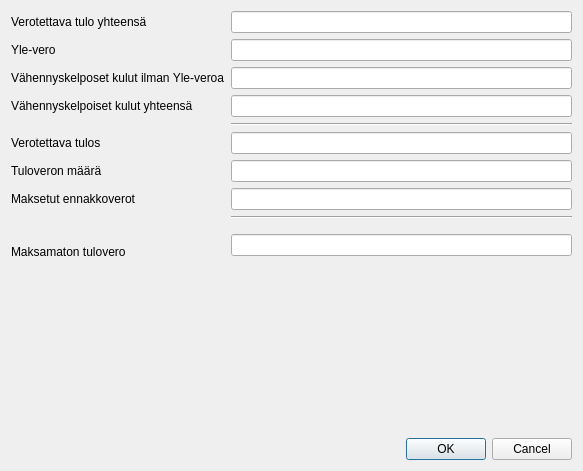
First picture: the form in kitupiikki/arkisto/tuloverodialog.ui, repository artoh/kitupiikki, before the edit.
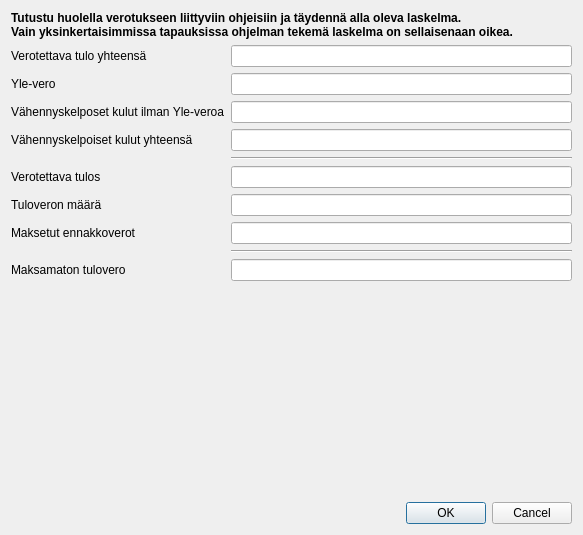
Second picture: the form after the edit. Custom widgets are drawn as their Qt base class.

The edit to the form file:
```diff
--- a/kitupiikki/arkisto/tuloverodialog.ui
+++ b/kitupiikki/arkisto/tuloverodialog.ui
@@ -7,14 +7,33 @@
     <x>0</x>
     <y>0</y>
     <width>583</width>
-    <height>471</height>
+    <height>535</height>
    </rect>
   </property>
   <property name="windowTitle">
    <string>Tuloveron kirjaaminen</string>
   </property>
+  <layout class="QVBoxLayout" name="verticalLayout">
+   <item>
+    <widget class="QLabel" name="label_6">
+     <property name="font">
+      <font>
+       <weight>75</weight>
+       <bold>true</bold>
+      </font>
+     </property>
+     <property name="text">
+      <string>Tutustu huolella verotukseen liittyviin ohjeisiin ja täydennä alla oleva laskelma.
+Vain yksinkertaisimmissa tapauksissa ohjelman tekemä laskelma on sellaisenaan oikea.</string>
+     </property>
+     <property name="wordWrap">
+      <bool>true</bool>
+     </property>
+    </widget>
+   </item>
+   <item>
   <layout class="QGridLayout" name="gridLayout">
-   <item row="0" column="0" colspan="2">
+     <item row="0" column="0">
     <widget class="QLabel" name="label">
      <property name="text">
       <string>Verotettava tulo yhteensä</string>
@@ -24,17 +43,64 @@
      </property>
     </widget>
    </item>
-   <item row="1" column="2">
+     <item row="0" column="1">
+      <widget class="KpEuroEdit" name="tuloEdit"/>
+     </item>
+     <item row="1" column="0">
+      <widget class="QLabel" name="label_8">
+       <property name="text">
+        <string>Yle-vero</string>
+       </property>
+       <property name="buddy">
+        <cstring>yleveroEdit</cstring>
+       </property>
+      </widget>
+     </item>
+     <item row="1" column="1">
     <widget class="KpEuroEdit" name="yleveroEdit">
      <property name="readOnly">
       <bool>false</bool>
      </property>
     </widget>
    </item>
-   <item row="5" column="2">
-    <widget class="KpEuroEdit" name="tulosEdit"/>
-   </item>
-   <item row="5" column="0" colspan="2">
+     <item row="2" column="0">
+      <widget class="QLabel" name="label_2">
+       <property name="text">
+        <string>Vähennyskelposet kulut ilman Yle-veroa</string>
+       </property>
+       <property name="buddy">
+        <cstring>vahennysEdit</cstring>
+       </property>
+      </widget>
+     </item>
+     <item row="2" column="1">
+      <widget class="KpEuroEdit" name="vahennysEdit"/>
+     </item>
+     <item row="3" column="0">
+      <widget class="QLabel" name="label_9">
+       <property name="text">
+        <string>Vähennyskelpoiset kulut yhteensä</string>
+       </property>
+       <property name="buddy">
+        <cstring>vahennysYhteensa</cstring>
+       </property>
+      </widget>
+     </item>
+     <item row="3" column="1">
+      <widget class="KpEuroEdit" name="vahennysYhteensa">
+       <property name="readOnly">
+        <bool>true</bool>
+       </property>
+      </widget>
+     </item>
+     <item row="4" column="1">
+      <widget class="Line" name="line">
+       <property name="orientation">
+        <enum>Qt::Horizontal</enum>
+       </property>
+      </widget>
+     </item>
+     <item row="5" column="0">
     <widget class="QLabel" name="label_3">
      <property name="text">
       <string>Verotettava tulos</string>
@@ -44,27 +110,27 @@
      </property>
     </widget>
    </item>
-   <item row="2" column="2">
-    <widget class="KpEuroEdit" name="vahennysEdit"/>
-   </item>
-   <item row="4" column="2">
-    <widget class="Line" name="line">
-     <property name="orientation">
-      <enum>Qt::Horizontal</enum>
+     <item row="5" column="1">
+      <widget class="KpEuroEdit" name="tulosEdit"/>
+     </item>
+     <item row="6" column="0">
+      <widget class="QLabel" name="label_4">
+       <property name="text">
+        <string>Tuloveron määrä</string>
+       </property>
+       <property name="buddy">
+        <cstring>veroEdit</cstring>
      </property>
     </widget>
    </item>
-   <item row="6" column="2">
+     <item row="6" column="1">
     <widget class="KpEuroEdit" name="veroEdit">
      <property name="readOnly">
-      <bool>true</bool>
+        <bool>false</bool>
      </property>
     </widget>
    </item>
-   <item row="9" column="2" rowspan="3">
-    <widget class="KpEuroEdit" name="jaaveroaEdit"/>
-   </item>
-   <item row="7" column="0" colspan="2">
+     <item row="7" column="0">
     <widget class="QLabel" name="label_5">
      <property name="text">
       <string>Maksetut ennakkoverot</string>
@@ -74,14 +140,17 @@
      </property>
     </widget>
    </item>
+     <item row="7" column="1">
+      <widget class="KpEuroEdit" name="maksetutEdit"/>
+     </item>
+     <item row="8" column="1">
+      <widget class="Line" name="line_2">
+       <property name="orientation">
+        <enum>Qt::Horizontal</enum>
+       </property>
+      </widget>
+     </item>
    <item row="9" column="0">
-    <widget class="QLabel" name="label_6">
-     <property name="text">
-      <string/>
-     </property>
-    </widget>
-   </item>
-   <item row="10" column="0" colspan="2">
     <widget class="QLabel" name="label_7">
      <property name="text">
       <string>Maksamaton tulovero</string>
@@ -91,34 +160,12 @@
      </property>
     </widget>
    </item>
-   <item row="8" column="2">
-    <widget class="Line" name="line_2">
-     <property name="orientation">
-      <enum>Qt::Horizontal</enum>
-     </property>
-    </widget>
-   </item>
-   <item row="2" column="0" colspan="2">
-    <widget class="QLabel" name="label_2">
-     <property name="text">
-      <string>Vähennyskelposet kulut ilman Yle-veroa</string>
-     </property>
-     <property name="buddy">
-      <cstring>vahennysEdit</cstring>
-     </property>
-    </widget>
+     <item row="9" column="1">
+      <widget class="KpEuroEdit" name="jaaveroaEdit"/>
+     </item>
+    </layout>
    </item>
-   <item row="13" column="2">
-    <widget class="QDialogButtonBox" name="buttonBox">
-     <property name="orientation">
-      <enum>Qt::Horizontal</enum>
-     </property>
-     <property name="standardButtons">
-      <set>QDialogButtonBox::Cancel|QDialogButtonBox::Ok</set>
-     </property>
-    </widget>
-   </item>
-   <item row="12" column="1">
+   <item>
     <spacer name="verticalSpacer">
      <property name="orientation">
       <enum>Qt::Vertical</enum>
@@ -131,43 +178,13 @@
      </property>
     </spacer>
    </item>
-   <item row="6" column="0" colspan="2">
-    <widget class="QLabel" name="label_4">
-     <property name="text">
-      <string>Tuloveron määrä</string>
+   <item>
+    <widget class="QDialogButtonBox" name="buttonBox">
+     <property name="orientation">
+      <enum>Qt::Horizontal</enum>
      </property>
-     <property name="buddy">
-      <cstring>veroEdit</cstring>
-     </property>
-    </widget>
-   </item>
-   <item row="7" column="2">
-    <widget class="KpEuroEdit" name="maksetutEdit"/>
-   </item>
-   <item row="0" column="2">
-    <widget class="KpEuroEdit" name="tuloEdit"/>
-   </item>
-   <item row="1" column="0">
-    <widget class="QLabel" name="label_8">
-     <property name="text">
-      <string>Yle-vero</string>
-     </property>
-     <property name="buddy">
-      <cstring>yleveroEdit</cstring>
-     </property>
-    </widget>
-   </item>
-   <item row="3" column="0">
-    <widget class="QLabel" name="label_9">
-     <property name="text">
-      <string>Vähennyskelpoiset kulut yhteensä</string>
-     </property>
-    </widget>
-   </item>
-   <item row="3" column="2">
-    <widget class="KpEuroEdit" name="vahennysYhteensa">
-     <property name="readOnly">
-      <bool>true</bool>
+     <property name="standardButtons">
+      <set>QDialogButtonBox::Cancel|QDialogButtonBox::Ok</set>
      </property>
     </widget>
    </item>
```
Left out of the diff: 10 changed lines with no effect on the pictures. Lines whose indentation alone changed are shown as unchanged.
